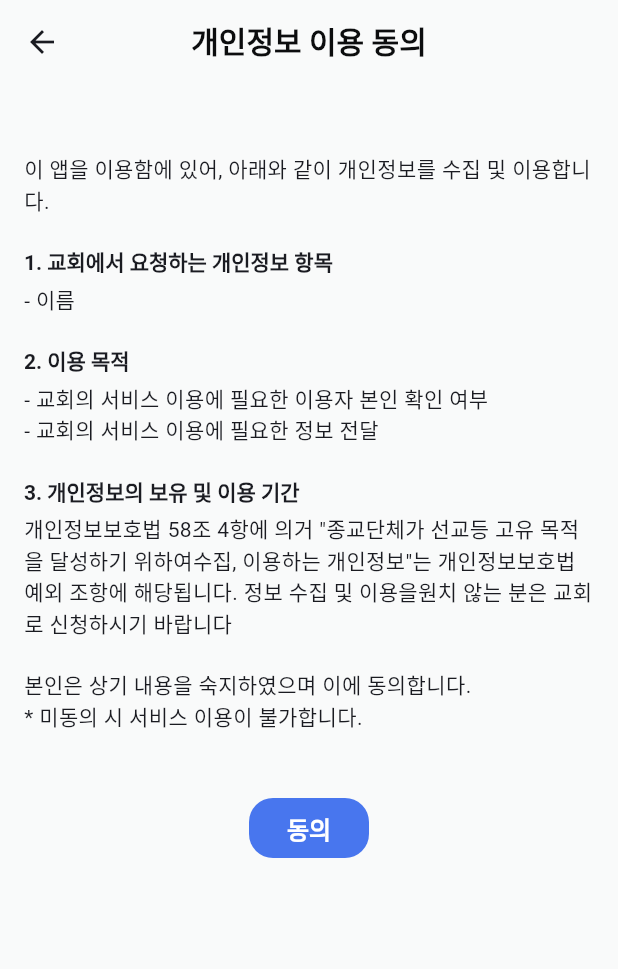
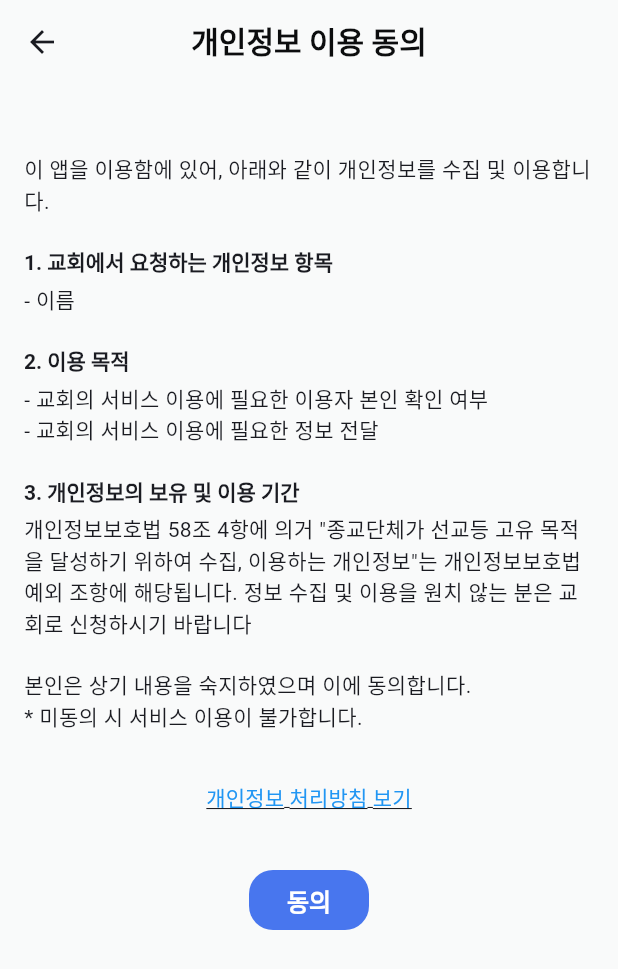
Before and after one commit to wondo8449/theone, a Flutter app: the AcceptedPage screen opened by its route, on a phone screen of 412 x 824 dp. Shown: the top 969 px of the screen. Run offline on Flutter 3.47's test engine with Material 3 defaults, Android fonts, the phone set to English and light mode, and no system bars; our stand-ins replace flutter_riverpod, flutter_secure_storage, jwt_decoder; accounts and stored records are empty; Roboto replaces fonts that are missing (Pretendard).

Commit message:
개인정보 처리방침 url 추가

```diff
--- a/lib/features/auth/presentation/accepted_page.dart
+++ b/lib/features/auth/presentation/accepted_page.dart
@@ -5,6 +5,7 @@ import 'package:theone/core/constants/app_spacing.dart';
 import 'package:theone/core/constants/app_typography.dart';
 import 'package:theone/features/auth/provider/auth_provider.dart';
 import 'package:theone/features/auth/data/auth_api.dart';
+import 'package:url_launcher/url_launcher.dart'; // ← 추가
 
 import '../../../core/constants/app_border_radius.dart';
 
@@ -14,6 +15,8 @@ class AcceptedPage extends ConsumerStatefulWidget {
 }
 
 class _AcceptedPageState extends ConsumerState<AcceptedPage> {
+  final String privacyPolicyUrl = 'https://www.freeprivacypolicy.com/live/fab30227-c3cc-4266-b99d-2836bfff83c6';
+
   Future<void> _handleAccept() async {
     final authApi = ref.read(authApiProvider);
     final authNotifier = ref.read(authProvider.notifier);
@@ -23,7 +26,7 @@ class _AcceptedPageState extends ConsumerState<AcceptedPage> {
       await authNotifier.accept();
 
       Navigator.pushReplacementNamed(context, '/');
-    } catch(e) {
+    } catch (e) {
       ScaffoldMessenger.of(context).showSnackBar(
         SnackBar(
           content: Text('개인정보 활용 동의 실패'),
@@ -31,60 +34,63 @@ class _AcceptedPageState extends ConsumerState<AcceptedPage> {
         ),
       );
     }
+  }
 
+  Future<void> _launchPrivacyPolicy() async {
+    if (await canLaunchUrl(Uri.parse(privacyPolicyUrl))) {
+      await launchUrl(Uri.parse(privacyPolicyUrl), mode: LaunchMode.externalApplication);
+    } else {
+      ScaffoldMessenger.of(context).showSnackBar(
+        SnackBar(content: Text('개인정보 처리방침을 열 수 없습니다.')),
+      );
+    }
   }
 
   @override
   Widget build(BuildContext context) {
     return Scaffold(
-      appBar: AppBar(title: Text('개인정보 이용 동의', style: AppTypography.headline3.copyWith(color: AppColors.grayScale_950)), centerTitle: true),
+      appBar: AppBar(
+        title: Text('개인정보 이용 동의', style: AppTypography.headline3.copyWith(color: AppColors.grayScale_950)),
+        centerTitle: true,
+      ),
       body: Padding(
         padding: AppSpacing.medium16,
         child: Column(
-          mainAxisAlignment: MainAxisAlignment.start,
           crossAxisAlignment: CrossAxisAlignment.start,
           children: [
             SizedBox(height: 30),
+            Text('이 앱을 이용함에 있어, 아래와 같이 개인정보를 수집 및 이용합니다.'),
+            SizedBox(height: 20),
+            Text('1. 교회에서 요청하는 개인정보 항목', style: AppTypography.headline6),
+            SizedBox(height: 4),
+            Text('- 이름'),
+            SizedBox(height: 20),
+            Text('2. 이용 목적', style: AppTypography.headline6),
+            SizedBox(height: 4),
+            Text('- 교회의 서비스 이용에 필요한 이용자 본인 확인 여부 \n- 교회의 서비스 이용에 필요한 정보 전달'),
+            SizedBox(height: 20),
+            Text('3. 개인정보의 보유 및 이용 기간', style: AppTypography.headline6),
+            SizedBox(height: 4),
             Text(
-              '이 앱을 이용함에 있어, 아래와 같이 개인정보를 수집 및 이용합니다.'
+              '개인정보보호법 58조 4항에 의거 "종교단체가 선교등 고유 목적을 달성하기 위하여 수집, 이용하는 개인정보"는 개인정보보호법 예외 조항에 해당됩니다. 정보 수집 및 이용을 원치 않는 분은 교회로 신청하시기 바랍니다',
             ),
             SizedBox(height: 20),
             Text(
-              '1. 교회에서 요청하는 개인정보 항목', style: AppTypography.headline6
-            ),
-            SizedBox(height: 4),
-            Text(
-              '- 이름'
+              '본인은 상기 내용을 숙지하였으며 이에 동의합니다. \n* 미동의 시 서비스 이용이 불가합니다.',
             ),
             SizedBox(height: 20),
-            Text(
-              '2. 이용 목적', style: AppTypography.headline6
+            Center(
+              child: TextButton(
+                onPressed: _launchPrivacyPolicy,
+                child: Text(
+                  '개인정보 처리방침 보기',
+                  style: TextStyle(decoration: TextDecoration.underline, color: Colors.blue),
                 ),
-            SizedBox(height: 4),
-            Text(
-              '- 교회의 서비스 이용에 필요한 이용자 본인 확인 여부 \n'
-              '- 교회의 서비스 이용에 필요한 정보 전달'
+              ),
             ),
             SizedBox(height: 20),
-            Text(
-              '3. 개인정보의 보유 및 이용 기간', style: AppTypography.headline6
-            ),
-            SizedBox(height: 4),
-            Text(
-              '개인정보보호법 58조 4항에 의거 "종교단체가 선교등 고유 목적을 달성하기 위하여'
-              '수집, 이용하는 개인정보"는 개인정보보호법 예외 조항에 해당됩니다. 정보 수집 및 이용을'
-              '원치 않는 분은 교회로 신청하시기 바랍니다'
-            ),
-            SizedBox(height: 20),
-            Text(
-              '본인은 상기 내용을 숙지하였으며 이에 동의합니다. \n'
-              '* 미동의 시 서비스 이용이 불가합니다.'
-            ),
-            SizedBox(height: 40),
-            Row(
-              mainAxisAlignment: MainAxisAlignment.center,
-              children: [
-                TextButton(
+            Center(
+              child: TextButton(
                 onPressed: _handleAccept,
                 style: ButtonStyle(
                   backgroundColor: WidgetStateProperty.all<Color>(AppColors.primary_450),
@@ -95,7 +101,6 @@ class _AcceptedPageState extends ConsumerState<AcceptedPage> {
                 ),
                 child: Text('동의', style: AppTypography.buttonLabelMedium.copyWith(color: Colors.white)),
               ),
-              ],
             ),
           ],
         ),
--- a/pubspec.yaml
+++ b/pubspec.yaml
@@ -39,6 +39,7 @@ dependencies:
   jwt_decoder: ^2.0.1
   intl: ^0.19.0
   flutter_hooks: ^0.20.0
+  url_launcher: ^6.1.11
 
 dev_dependencies:
   flutter_test:
```
Also changed, not shown: pubspec.lock, 6 other files. Lines whose indentation alone changed are shown as unchanged.
